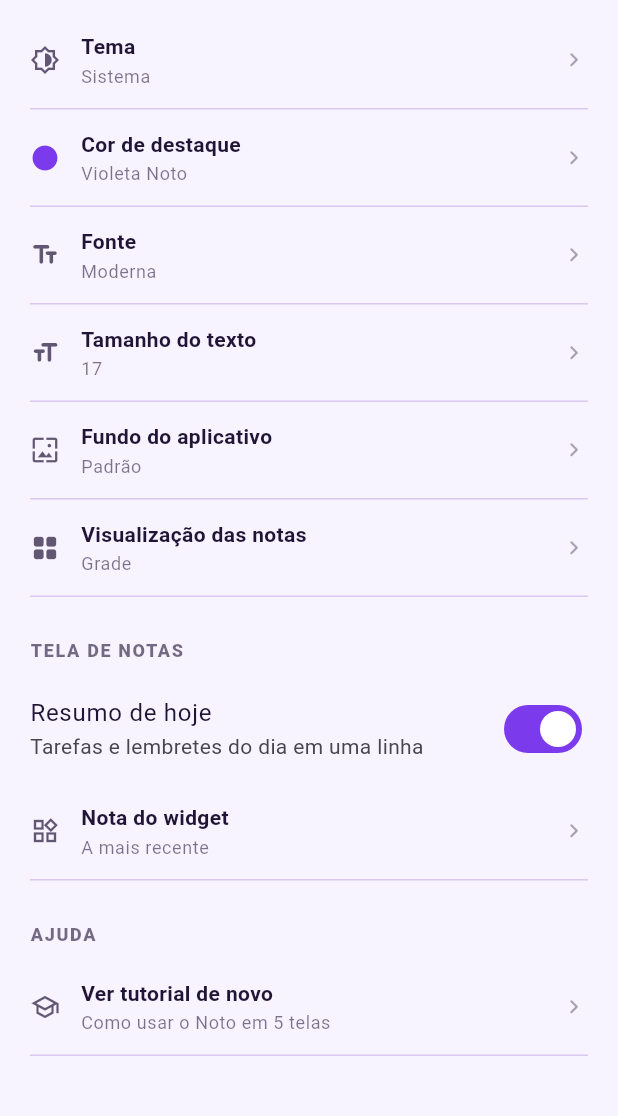
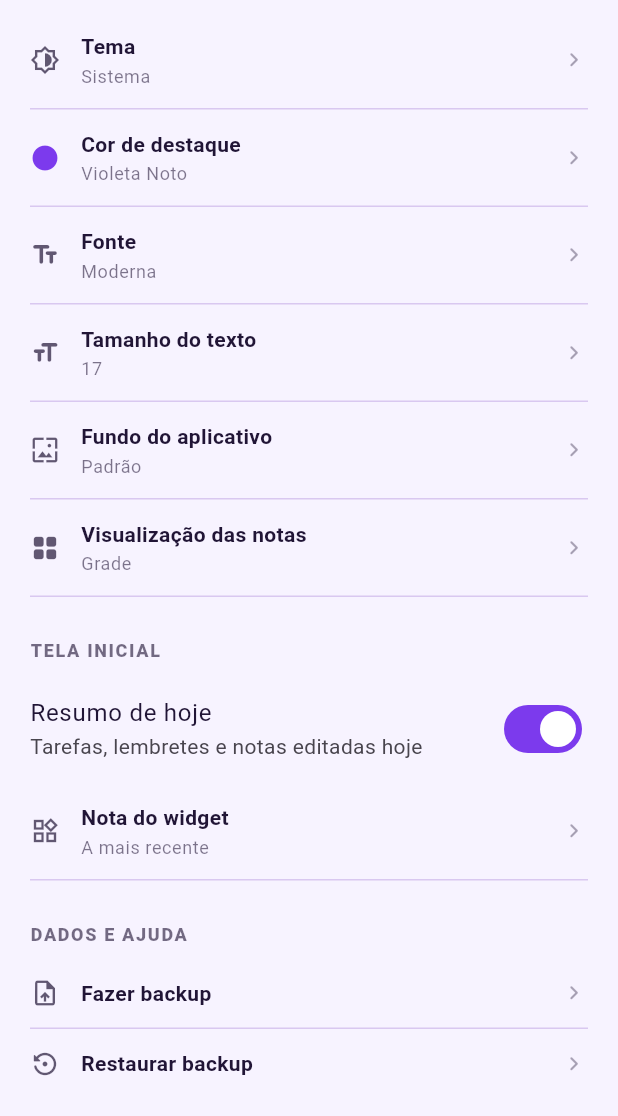
Before and after one commit to Jtcharizard/Noto-Bloco-de-notas, a Flutter app: the HomeShell screen opened directly with empty values, after a tap on the "search" icon, after a tap on the "settings" icon, on a phone screen of 412 x 824 dp, the part 120-1236 px from its top. Run offline on Flutter 3.47's test engine with Material 3 defaults, Android fonts, the phone set to English and light mode, and no system bars; our stand-ins replace file_picker, flutter_local_notifications, flutter_markdown_plus, image_picker, pdf, share_plus and 2 more; missing offline and left inert: home_widget; accounts and stored records are empty.

Commit message:
Ajustes finais: senha do cofre dentro do cofre, resumo novo e seletores
- "Trocar senha" sai dos Ajustes e vai para dentro do cofre
- Resumo de hoje vira pílulas com ícone e some quando não há nada
- Seletores de pasta só aparecem quando há mais de uma pasta
- Ajustes sem seção de um item só (tutorial em "Dados e ajuda")

Co-Authored-By: Claude Opus 5.5 <noreply@anthropic.com>
Claude-Session: https://claude.ai/code/session_01XZfemAtWrMhLuXBgeb37VC

```diff
--- a/lib/noto_editor.dart
+++ b/lib/noto_editor.dart
@@ -1504,7 +1504,7 @@ class _EditorPageState extends State<EditorPage>
                 prefixIcon: Icon(Icons.folder_outlined),
               ),
             ),
-            if (existingFolders.isNotEmpty) ...[
+            if (existingFolders.length > 1) ...[
               const SizedBox(height: 10),
               SizedBox(
                 height: 38,
--- a/lib/noto_home.dart
+++ b/lib/noto_home.dart
@@ -856,7 +856,7 @@ class _HomeShellState extends State<HomeShell> {
                   () => draftScope = value ?? _NoteScope.pinned,
                 ),
               ),
-              if (_allFolders.isNotEmpty) ...[
+              if (_allFolders.length > 1) ...[
                 const SizedBox(height: 8),
                 DropdownButtonFormField<String?>(
                   initialValue: draftFolder,
@@ -1493,44 +1493,63 @@ class _TodayLine extends StatelessWidget {
 
   @override
   Widget build(BuildContext context) {
+    final items = <(IconData, String)>[
+      if (snapshot.pendingTasks > 0)
+        (
+          Icons.check_box_outline_blank_rounded,
+          snapshot.pendingTasks == 1
+              ? '1 tarefa a fazer'
+              : '${snapshot.pendingTasks} tarefas a fazer',
+        ),
+      if (snapshot.remindersToday > 0)
+        (
+          Icons.notifications_none_rounded,
+          snapshot.remindersToday == 1
+              ? '1 lembrete hoje'
+              : '${snapshot.remindersToday} lembretes hoje',
+        ),
+      if (snapshot.touched > 0)
+        (
+          Icons.edit_outlined,
+          snapshot.touched == 1
+              ? '1 editada hoje'
+              : '${snapshot.touched} editadas hoje',
+        ),
+    ];
+    // Sem nada para mostrar, o resumo some em vez de ocupar espaço.
+    if (items.isEmpty) return const SizedBox.shrink();
     final cs = Theme.of(context).colorScheme;
-    final parts = <String>[];
-    String plural(int n, String one, String many) => '$n ${n == 1 ? one : many}';
-    if (snapshot.pendingTasks > 0) {
-      parts.add(plural(snapshot.pendingTasks, 'tarefa a fazer', 'tarefas a fazer'));
-    }
-    if (snapshot.remindersToday > 0) {
-      parts.add(plural(snapshot.remindersToday, 'lembrete', 'lembretes'));
-    }
-    if (snapshot.touched > 0) {
-      parts.add(plural(snapshot.touched, 'nota editada', 'notas editadas'));
-    }
-    if (parts.isEmpty) parts.add('nada pendente');
-
-    return Container(
-      width: double.infinity,
-      margin: const EdgeInsets.fromLTRB(20, 4, 20, 0),
-      padding: const EdgeInsets.fromLTRB(12, 10, 0, 10),
-      decoration: BoxDecoration(
-        border: Border(left: BorderSide(color: cs.primary, width: 3)),
-      ),
-      child: Text.rich(
-        TextSpan(
-          children: [
-            TextSpan(
-              text: 'Hoje  ',
-              style: TextStyle(
-                color: cs.onSurface,
-                fontWeight: FontWeight.w800,
-              ),
-            ),
-            TextSpan(
-              text: parts.join(' · '),
-              style: TextStyle(color: cs.onSurface.withValues(alpha: .68)),
-            ),
-          ],
-        ),
-        style: Theme.of(context).textTheme.bodySmall,
+    return SizedBox(
+      height: 40,
+      child: ListView(
+        scrollDirection: Axis.horizontal,
+        padding: const EdgeInsets.fromLTRB(20, 6, 20, 0),
+        children: [
+          for (final item in items)
+            Container(
+              margin: const EdgeInsets.only(right: 8),
+              padding: const EdgeInsets.symmetric(horizontal: 11),
+              decoration: BoxDecoration(
+                color: cs.surfaceContainerHigh,
+                borderRadius: BorderRadius.circular(20),
+              ),
+              child: Row(
+                mainAxisSize: MainAxisSize.min,
+                children: [
+                  Icon(item.$1, size: 16, color: cs.primary),
+                  const SizedBox(width: 6),
+                  Text(
+                    item.$2,
+                    style: TextStyle(
+                      fontSize: 12.5,
+                      fontWeight: FontWeight.w600,
+                      color: cs.onSurface.withValues(alpha: .82),
+                    ),
+                  ),
+                ],
+              ),
+            ),
+        ],
       ),
     );
   }
--- a/lib/noto_settings.dart
+++ b/lib/noto_settings.dart
@@ -5,7 +5,6 @@ import 'noto_library.dart';
 import 'noto_store.dart';
 import 'noto_theme.dart';
 import 'noto_tutorial.dart';
-import 'noto_vault.dart';
 
 class SettingsPage extends StatelessWidget {
   const SettingsPage({super.key, required this.store});
@@ -289,11 +288,11 @@ class SettingsPage extends StatelessWidget {
                   },
                 ),
                 const SizedBox(height: 28),
-                const SectionTitle('Tela de notas'),
+                const SectionTitle('Tela inicial'),
                 SwitchListTile(
                   contentPadding: EdgeInsets.zero,
                   title: const Text('Resumo de hoje'),
-                  subtitle: const Text('Tarefas e lembretes do dia em uma linha'),
+                  subtitle: const Text('Tarefas, lembretes e notas editadas hoje'),
                   value: store.homeShowToday,
                   onChanged: (value) {
                     store.homeShowToday = value;
@@ -307,7 +306,17 @@ class SettingsPage extends StatelessWidget {
                   onTap: () => _pickWidgetNote(context),
                 ),
                 const SizedBox(height: 28),
-                const SectionTitle('Ajuda'),
+                const SectionTitle('Dados e ajuda'),
+                NotoTile(
+                  icon: Icons.upload_file_outlined,
+                  title: 'Fazer backup',
+                  onTap: () => exportBackup(context, store),
+                ),
+                NotoTile(
+                  icon: Icons.settings_backup_restore_rounded,
+                  title: 'Restaurar backup',
+                  onTap: () => importBackup(context, store),
+                ),
                 NotoTile(
                   icon: Icons.school_outlined,
                   title: 'Ver tutorial de novo',
@@ -320,24 +329,6 @@ class SettingsPage extends StatelessWidget {
                       ),
                     ),
                   ),
-                ),
-                if (store.hasVault)
-                  NotoTile(
-                    icon: Icons.password_rounded,
-                    title: 'Trocar senha',
-                    onTap: () => changeVaultPin(context, store),
-                  ),
-                const SizedBox(height: 28),
-                const SectionTitle('Dados'),
-                NotoTile(
-                  icon: Icons.upload_file_outlined,
-                  title: 'Fazer backup',
-                  onTap: () => exportBackup(context, store),
-                ),
-                NotoTile(
-                  icon: Icons.settings_backup_restore_rounded,
-                  title: 'Restaurar backup',
-                  onTap: () => importBackup(context, store),
                 ),
               ],
             ),
--- a/lib/noto_vault.dart
+++ b/lib/noto_vault.dart
@@ -469,6 +469,13 @@ class VaultPage extends StatelessWidget {
             'Cofre',
             style: TextStyle(fontWeight: FontWeight.w900),
           ),
+          actions: [
+            IconButton(
+              tooltip: 'Trocar senha do cofre',
+              icon: const Icon(Icons.password_rounded),
+              onPressed: () => changeVaultPin(context, store),
+            ),
+          ],
         ),
         body: items.isEmpty
             ? const Center(
```
